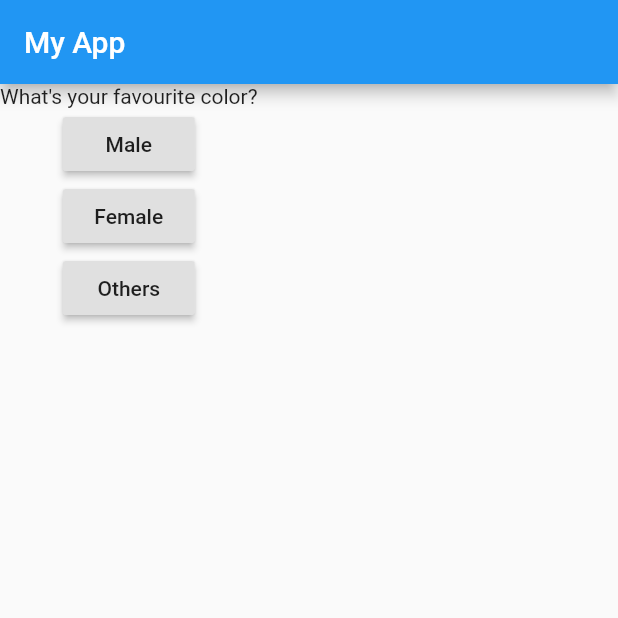
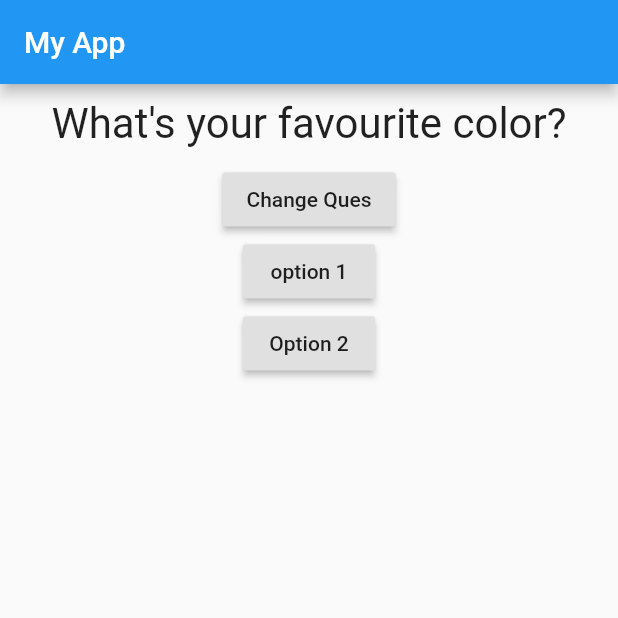
Before and after one commit to ANIK-DATTA/flutter-basic-quiz-app, a Flutter app: the screen it shows after launch, on a phone screen of 412 x 824 dp, the top half of it. Run offline on Flutter 3.47's test engine with Material 2 defaults, Android fonts, the phone set to English and light mode, and no system bars.

Commit message:
Add files via upload

```diff
--- a/lib/main.dart
+++ b/lib/main.dart
@@ -36,14 +36,14 @@ class _MyAppState extends State<MyApp> {
         body: Column(
           children: [
             Question(questions[questionIndex]),
-            RaisedButton(child: Text('Male'), onPressed: answerQuestion),
+            RaisedButton(child: Text('Change Ques'), onPressed: answerQuestion),
             RaisedButton(
-                child: Text('Female'), onPressed: () => print("Female")),
+                child: Text('option 1'), onPressed: () => print("Option 1")),
             RaisedButton(
-                child: Text('Others'),
+                child: Text('Option 2'),
                 onPressed: () {
                   // () is Anonymous function
-                  print('Others');
+                  print('Option 2');
                 }),
           ],
         ),
--- a/lib/question.dart
+++ b/lib/question.dart
@@ -7,6 +7,14 @@ class Question extends StatelessWidget {
 
   @override
   Widget build(BuildContext context) {
-    return Text(questionText);
+    return Container(
+      width: double.infinity,
+      margin: EdgeInsets.all(10),
+      child: Text(
+        questionText,
+        style: TextStyle(fontSize: 28),
+        textAlign: TextAlign.center,
+      ),
+    );
   }
 }
```
